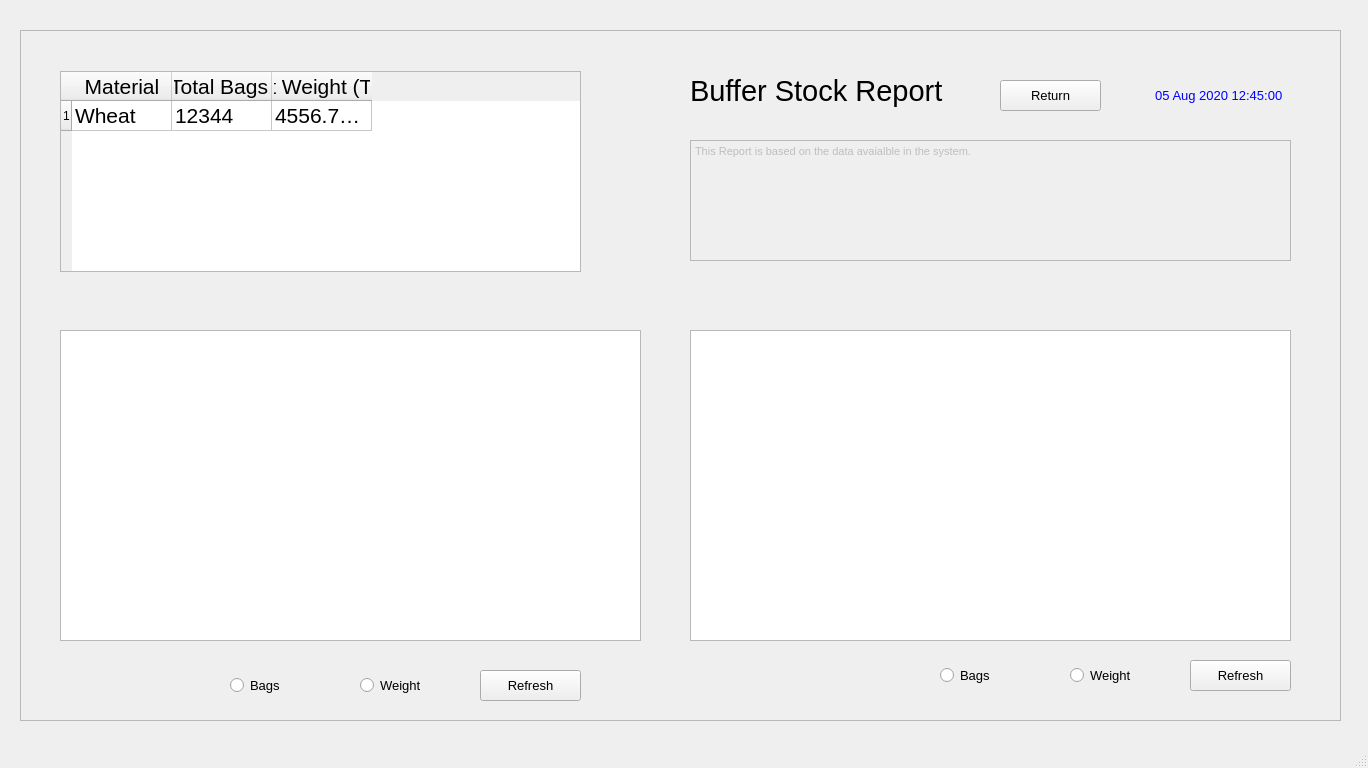
Before: the Qt Designer form FCI/ui/fci_32_buffer_stock_report.ui in sanjaymanegit/testRepo, drawn with Qt 5.
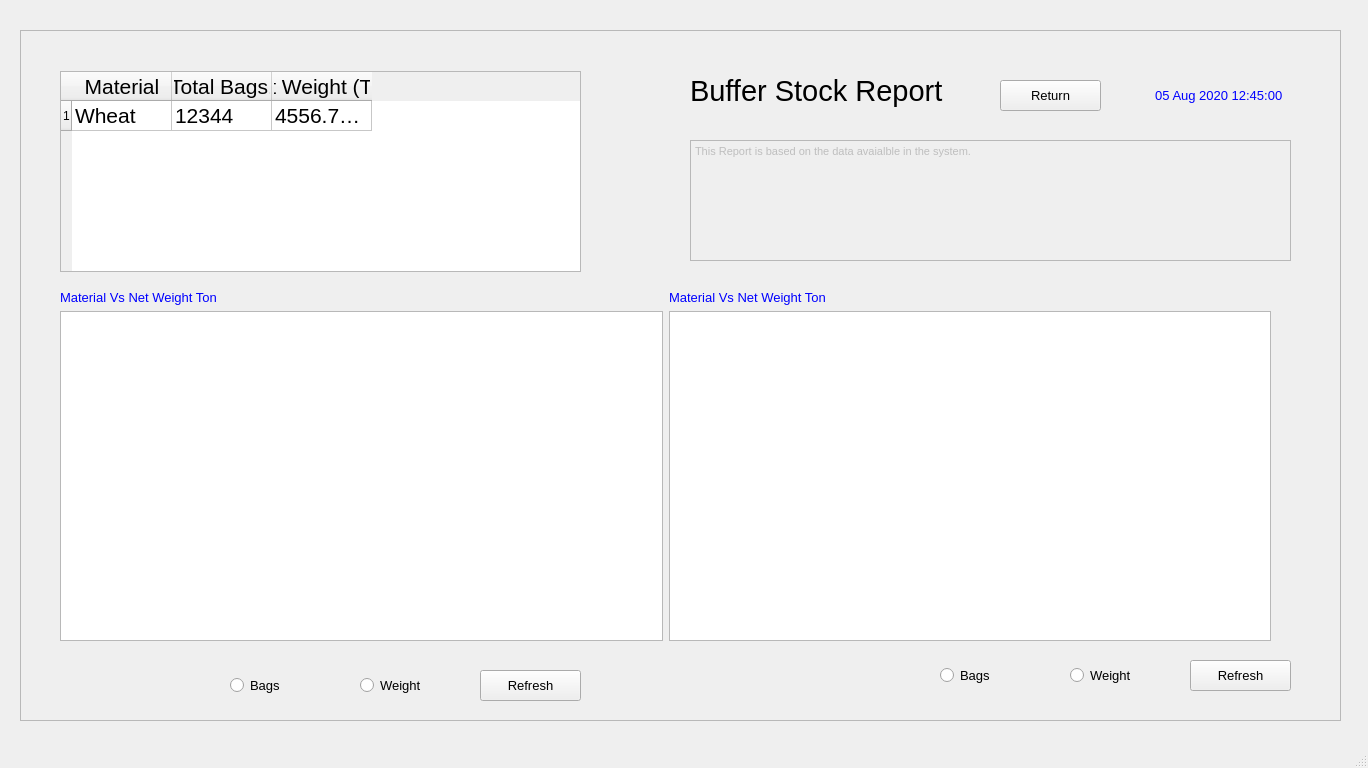
After: the same form once the commit is applied.

What changed in the file:
```diff
--- a/FCI/ui/fci_32_buffer_stock_report.ui
+++ b/FCI/ui/fci_32_buffer_stock_report.ui
@@ -99,26 +99,6 @@
       <string>Buffer Stock Report</string>
      </property>
     </widget>
-    <widget class="QGraphicsView" name="graphicsView">
-     <property name="geometry">
-      <rect>
-       <x>670</x>
-       <y>300</y>
-       <width>601</width>
-       <height>311</height>
-      </rect>
-     </property>
-    </widget>
-    <widget class="QGraphicsView" name="graphicsView_2">
-     <property name="geometry">
-      <rect>
-       <x>40</x>
-       <y>300</y>
-       <width>581</width>
-       <height>311</height>
-      </rect>
-     </property>
-    </widget>
     <widget class="QTableWidget" name="tableWidget">
      <property name="geometry">
       <rect>
@@ -333,6 +313,68 @@
 &lt;p style=&quot; margin-top:0px; margin-bottom:0px; margin-left:0px; margin-right:0px; -qt-block-indent:0; text-indent:0px;&quot;&gt;This Report is based on the data avaialble in the system. &lt;/p&gt;&lt;/body&gt;&lt;/html&gt;</string>
      </property>
     </widget>
+    <widget class="QWidget" name="">
+     <property name="geometry">
+      <rect>
+       <x>40</x>
+       <y>260</y>
+       <width>1211</width>
+       <height>351</height>
+      </rect>
+     </property>
+     <layout class="QGridLayout" name="gridLayout">
+      <item row="0" column="0">
+       <widget class="QLabel" name="label_21">
+        <property name="font">
+         <font>
+          <family>MS Shell Dlg 2</family>
+          <pointsize>10</pointsize>
+          <weight>50</weight>
+          <bold>false</bold>
+          <underline>false</underline>
+         </font>
+        </property>
+        <property name="styleSheet">
+         <string notr="true">color: rgb(0, 0, 255);</string>
+        </property>
+        <property name="text">
+         <string>Material Vs Net Weight Ton</string>
+        </property>
+        <property name="alignment">
+         <set>Qt::AlignLeading|Qt::AlignLeft|Qt::AlignVCenter</set>
+        </property>
+       </widget>
+      </item>
+      <item row="0" column="1">
+       <widget class="QLabel" name="label_22">
+        <property name="font">
+         <font>
+          <family>MS Shell Dlg 2</family>
+          <pointsize>10</pointsize>
+          <weight>50</weight>
+          <bold>false</bold>
+          <underline>false</underline>
+         </font>
+        </property>
+        <property name="styleSheet">
+         <string notr="true">color: rgb(0, 0, 255);</string>
+        </property>
+        <property name="text">
+         <string>Material Vs Net Weight Ton</string>
+        </property>
+        <property name="alignment">
+         <set>Qt::AlignLeading|Qt::AlignLeft|Qt::AlignVCenter</set>
+        </property>
+       </widget>
+      </item>
+      <item row="1" column="0">
+       <widget class="QGraphicsView" name="graphicsView_2"/>
+      </item>
+      <item row="1" column="1">
+       <widget class="QGraphicsView" name="graphicsView"/>
+      </item>
+     </layout>
+    </widget>
    </widget>
   </widget>
   <widget class="QMenuBar" name="menubar">
```
